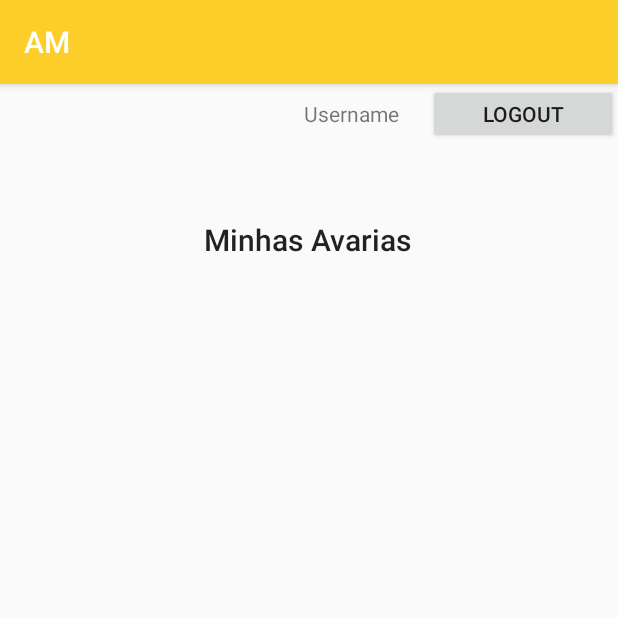
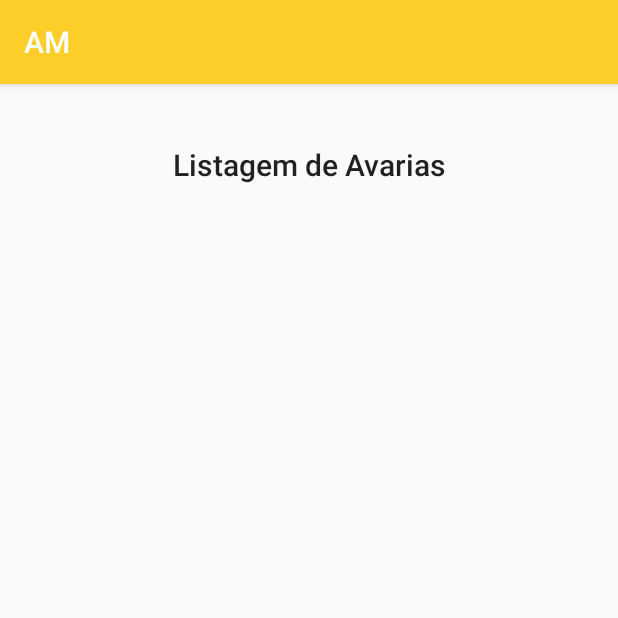
Before and after one commit to goncaloxavier/psi_2190788_2190778, an Android app: the AnomalyListActivity screen opened directly, with no data from a screen before it, on a phone screen of 412 x 824 dp, the top half of it. Run offline under Robolectric (Android 15) with nearby library versions, the phone set to English and light mode, and no system bars.

Commit message:
AM-68 AM-67 AM-66

```diff
--- a/AM/app/src/main/res/layout/activity_anomaly_list.xml
+++ b/AM/app/src/main/res/layout/activity_anomaly_list.xml
@@ -11,43 +11,7 @@
     <LinearLayout
         android:layout_width="match_parent"
         android:layout_height="wrap_content"
-        android:gravity="center">
-
-        <ImageView
-            android:id="@+id/imgLogo"
-            android:layout_width="100dp"
-            android:layout_height="match_parent"
-            tools:srcCompat="@tools:sample/backgrounds/scenic" />
-
-        <Space
-            android:layout_width="83dp"
-            android:layout_height="50dp" />
-
-        <LinearLayout
-            android:layout_width="match_parent"
-            android:layout_height="match_parent"
-            android:layout_weight="0"
-            android:orientation="horizontal">
-
-            <TextView
-                android:id="@+id/tvUsername"
-                android:layout_width="wrap_content"
-                android:layout_height="wrap_content"
-                android:layout_weight="1"
-                android:text="Username"
-                android:gravity="center"
-                />
-
-            <Button
-                android:id="@+id/btnLogout"
-                android:layout_width="wrap_content"
-                android:layout_height="40dp"
-                android:layout_weight="1"
-                android:text="Logout" />
-
-        </LinearLayout>
-
-    </LinearLayout>
+        android:gravity="center"/>
 
     <Space
         android:layout_width="match_parent"
@@ -74,7 +38,7 @@
                 android:layout_width="wrap_content"
                 android:layout_height="wrap_content"
                 android:gravity="center"
-                android:text="Minhas Avarias"
+                android:text="Listagem de Avarias"
                 android:textAppearance="@style/TextAppearance.AppCompat.Body2"
                 android:textSize="20sp" />
 
```
Also changed, not shown: AM/app/src/main/java/amsi/dei/estg/ipleiria/am/MainActivity.java (+8 -0 lines), AM/app/src/main/res/layout/activity_anomaly.xml (+17 -13 lines).
